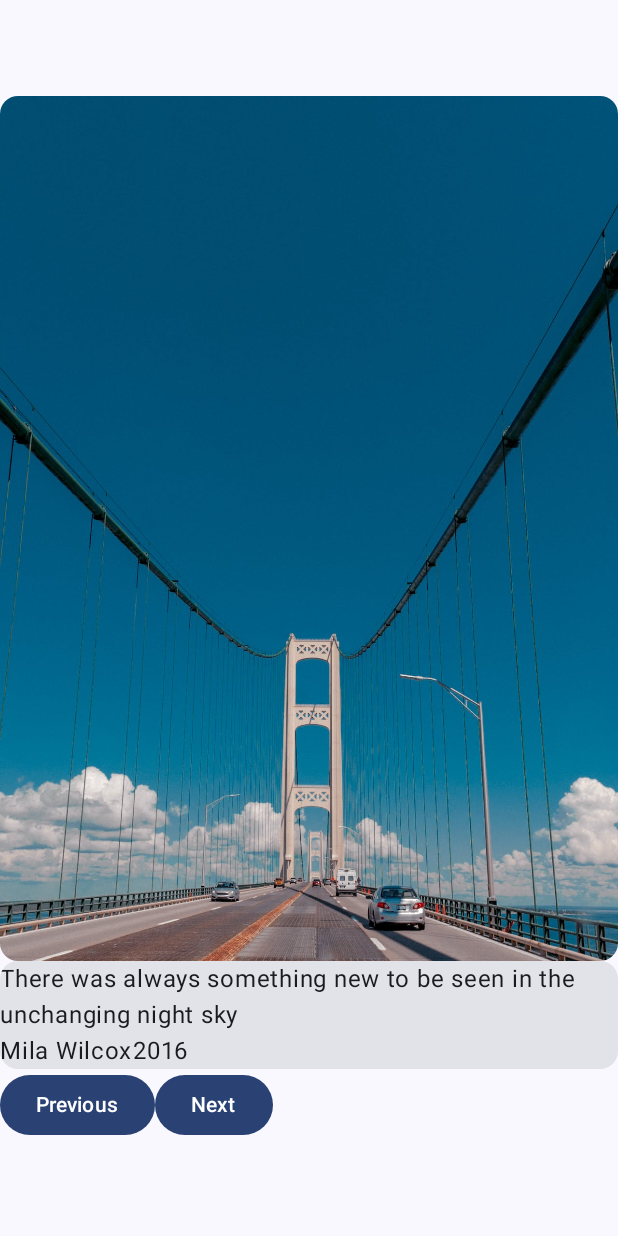
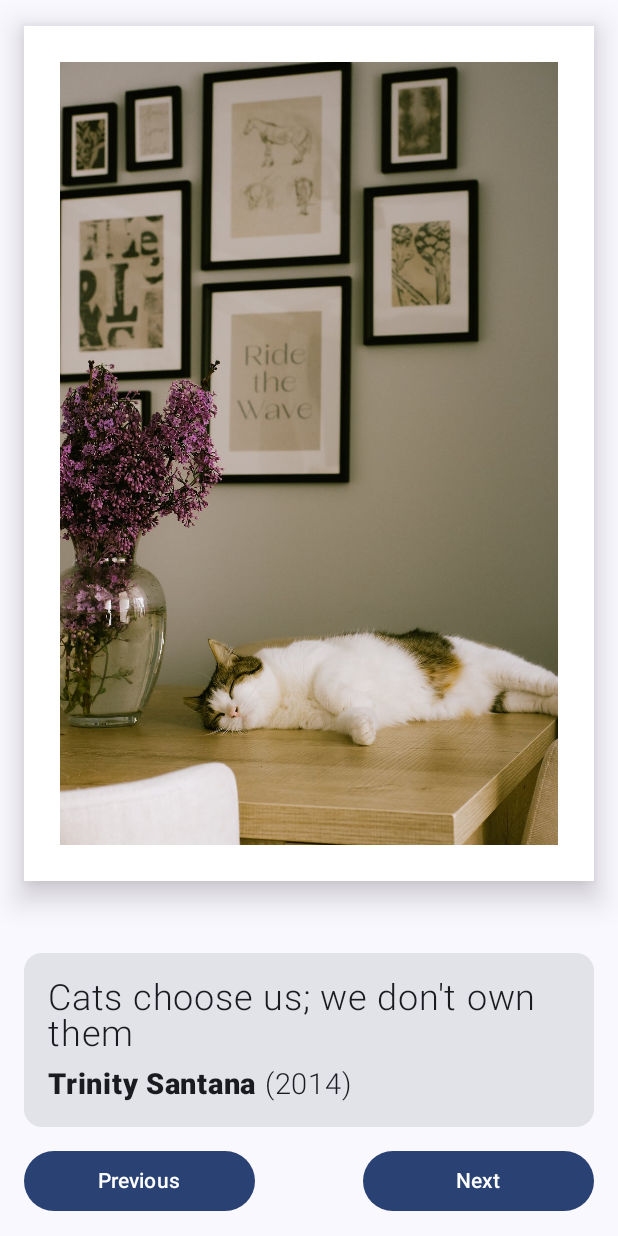
Before and after one commit to henriquelluiz/art-space, an Android app built with Jetpack Compose: the screen it shows after launch (MainActivity), on a phone screen of 412 x 824 dp. Run offline under Robolectric (Android 15) with nearby library versions, the phone set to English and light mode, and no system bars.

Commit message:
finish the static layout

```diff
--- a/app/src/main/java/me/henriquelluiz/artspace/MainActivity.kt
+++ b/app/src/main/java/me/henriquelluiz/artspace/MainActivity.kt
@@ -4,25 +4,36 @@ import android.os.Bundle
 import androidx.activity.ComponentActivity
 import androidx.activity.compose.setContent
 import androidx.compose.foundation.Image
+import androidx.compose.foundation.border
+import androidx.compose.foundation.layout.Arrangement
 import androidx.compose.foundation.layout.Column
 import androidx.compose.foundation.layout.Row
+import androidx.compose.foundation.layout.Spacer
 import androidx.compose.foundation.layout.fillMaxSize
+import androidx.compose.foundation.layout.fillMaxWidth
+import androidx.compose.foundation.layout.height
 import androidx.compose.foundation.layout.padding
+import androidx.compose.foundation.layout.size
+import androidx.compose.foundation.layout.width
 import androidx.compose.foundation.layout.wrapContentSize
 import androidx.compose.material3.Button
 import androidx.compose.material3.Card
-import androidx.compose.material3.CardDefaults
-import androidx.compose.material3.ElevatedCard
 import androidx.compose.material3.MaterialTheme
 import androidx.compose.material3.Surface
 import androidx.compose.material3.Text
 import androidx.compose.runtime.Composable
 import androidx.compose.ui.Alignment
 import androidx.compose.ui.Modifier
+import androidx.compose.ui.draw.shadow
+import androidx.compose.ui.graphics.Color
+import androidx.compose.ui.graphics.RectangleShape
+import androidx.compose.ui.layout.ContentScale
 import androidx.compose.ui.res.painterResource
 import androidx.compose.ui.res.stringResource
+import androidx.compose.ui.text.font.FontWeight
 import androidx.compose.ui.tooling.preview.Preview
 import androidx.compose.ui.unit.dp
+import androidx.compose.ui.unit.sp
 import me.henriquelluiz.artspace.ui.theme.ArtSpaceTheme
 
 class MainActivity : ComponentActivity() {
@@ -48,41 +59,78 @@ class MainActivity : ComponentActivity() {
 @Composable
 fun ArtSpaceLayout(modifier: Modifier = Modifier) {
     Column(
-        modifier = modifier
+        modifier = modifier.padding(16.dp)
     ) {
+        Image(
+            painter = painterResource(R.drawable.picture_3),
+            contentDescription = null,
+            contentScale = ContentScale.Fit,
+            modifier = Modifier
+                .shadow(elevation = 12.dp, shape = RectangleShape)
+                .border(24.dp, color = Color.White, shape = RectangleShape)
+        )
 
-        ElevatedCard(
-            elevation = CardDefaults.cardElevation(
-                defaultElevation = 0.dp
-            ),
-            modifier = Modifier
-                .padding(0.dp)
-
-        ) {
-            Image(
-                painter = painterResource(R.drawable.picture_1),
-                contentDescription = null
-            )
-        }
-
+        Spacer(modifier = Modifier.height(48.dp))
         Card {
             Text(
-                text = stringResource(R.string.title_pic_1)
+                text = stringResource(R.string.title_pic_3),
+                fontWeight = FontWeight.Light,
+                fontSize = 24.sp,
+                modifier = Modifier.padding(
+                    start = 16.dp,
+                    end = 16.dp,
+                    top = 16.dp
+                )
             )
 
-            Row {
-                Text(text = stringResource(R.string.artist_pic_1))
-                Text(text = stringResource(R.string.year_pic_1))
+            Row(
+                horizontalArrangement = Arrangement.Start,
+                modifier = Modifier
+                    .fillMaxWidth()
+                    .padding(
+                        start = 16.dp,
+                        end = 16.dp,
+                        top = 8.dp,
+                        bottom = 16.dp
+                    )
+            ) {
+                Text(
+                    text = stringResource(R.string.artist_pic_3),
+                    fontWeight = FontWeight.ExtraBold,
+                    fontSize = 19.sp
+                )
+                Spacer(modifier = Modifier.width(5.dp))
+                Text(
+                    text = "(${ stringResource(R.string.year_pic_3) })",
+                    fontWeight = FontWeight.Light,
+                    fontSize = 19.sp
+                )
             }
         }
 
-        Row {
-            Button(onClick = { /*TODO*/ }) {
-                Text(text = "Previous")
+        Spacer(modifier = Modifier.height(16.dp))
+        Row(
+            verticalAlignment = Alignment.CenterVertically,
+            horizontalArrangement = Arrangement.SpaceBetween,
+            modifier = Modifier
+                .fillMaxWidth()
+        ) {
+            Button(
+                onClick = {},
+                modifier = Modifier.size(154.dp, 40.dp)
+            ) {
+                Text(
+                    text = "Previous",
+                )
             }
 
-            Button(onClick = { /*TODO*/ }) {
-                Text(text = "Next")
+            Button(
+                onClick = {},
+                modifier = Modifier.size(154.dp, 40.dp)
+            ) {
+                Text(
+                    text = "Next"
+                )
             }
         }
     }
@@ -90,7 +138,7 @@ fun ArtSpaceLayout(modifier: Modifier = Modifier) {
 
 @Preview(
     showBackground = true,
-    showSystemUi = true
+    showSystemUi = false
 )
 @Composable
 fun ArtSpaceLayoutPreview() {
```
